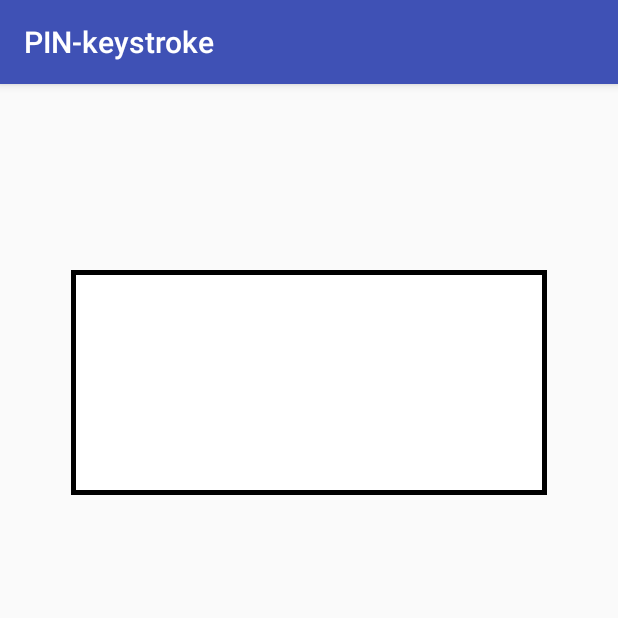
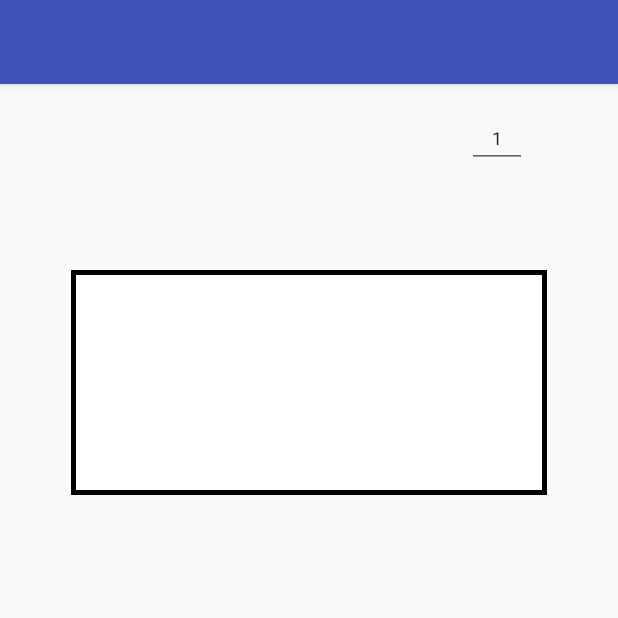
Before and after one commit to hannahmunoz/PIN-keystroke, an Android app: the TrainingPIN screen opened directly, with no data from a screen before it, on a phone screen of 412 x 824 dp, the top half of it. Run offline under Robolectric (Android 15) with nearby library versions, the phone set to English and light mode, and no system bars.

Commit message:
got timings working completely now, moving on to json output

```diff
--- a/PIN-keystroke/app/src/main/java/com/example/hannah/pin_keystroke/TrainingPIN.java
+++ b/PIN-keystroke/app/src/main/java/com/example/hannah/pin_keystroke/TrainingPIN.java
@@ -33,16 +33,22 @@ class TrainingPIN extends AppCompatActivity {
     char current;
     long start;
     long down;
+    boolean isfull = false;
+    boolean check = false;
 
     @Override
     protected void onCreate(Bundle savedInstanceState) {
         super.onCreate(savedInstanceState);
         correct = getIntent().getStringExtra("correct");
+
         //create the layout
         setContentView(R.layout.training);
+        setTitle(correct);
         this.getWindow().setSoftInputMode(WindowManager.LayoutParams.SOFT_INPUT_STATE_ALWAYS_VISIBLE);
         final EditText digit = (EditText) findViewById(R.id.digit);
 
+        final EditText counter = (EditText) findViewById(R.id.count);
+        counter.setText(String.valueOf(count));
 
         //start in first digit
         digit.requestFocus();
@@ -53,20 +59,21 @@ class TrainingPIN extends AppCompatActivity {
             @Override
             public void beforeTextChanged(CharSequence s, int start, int count, int after) {
                 down = System.nanoTime();
-                if (!s.toString().isEmpty()) {
-                    Log.d("KeyDown: " + current, String.valueOf(start - down));
+
+            }
+
+            @Override
+            public void onTextChanged(CharSequence s, int start, int before, int count) {
+                if (!digit.getText().toString().isEmpty()) {
+                    Log.d("KeyDown: " + digit.getText().toString().charAt(digit.getText().length() - 1), String.valueOf(start - down));
                 }
             }
 
             @Override
-            public void onTextChanged(CharSequence s, int start, int before, int count) {
-
-
-            }
-
-            @Override
             public void afterTextChanged(Editable s) {
-
+                if (digit.getText().length() >= 4){
+                    isfull = true;
+                }
             }
         });
 
@@ -82,14 +89,20 @@ class TrainingPIN extends AppCompatActivity {
                     // clear
                     if (digit.getText().toString().equalsIgnoreCase(correct)) {
                         count--;
+                        counter.setText(String.valueOf(count));
+
                         if (count == 0) {
                             Intent intent = new Intent(v.getContext(), Thanks.class);
                             startActivity(intent);
                         }
                         Log.d ("TotalTime: ", String.valueOf(start - System.nanoTime()));
+                    }
+                    else {
+                        digit.getText().clear();
+                        isfull = false;
+                        check = false;
+                    }
 
-                    }
-                    digit.getText().clear();
                 }
                 return false;
             }
@@ -100,7 +113,13 @@ class TrainingPIN extends AppCompatActivity {
 
     @Override
     public boolean onKeyUp(int keyCode, KeyEvent event) {
-        Log.d ("KeyUp: "+ current, String.valueOf(down - System.nanoTime()));
+        if (!check) {
+            Log.d("KeyUp: " + current, String.valueOf(down - System.nanoTime()));
+
+            if (isfull){
+                check = true;
+            }
+        }
 
         return true;
     }
--- a/PIN-keystroke/app/src/main/res/layout/training.xml
+++ b/PIN-keystroke/app/src/main/res/layout/training.xml
@@ -32,4 +32,25 @@
         app:layout_constraintTop_toTopOf="parent" />
 
 
+        <EditText
+            android:id="@+id/count"
+            android:layout_width="40dp"
+            android:layout_height="40dp"
+            android:cursorVisible="false"
+            android:ems="10"
+            android:inputType="text"
+            android:maxLength="2"
+            android:gravity="center"
+            android:textSize="12sp"
+            tools:layout_constraintTop_creator="1"
+            tools:layout_constraintRight_creator="1"
+            android:layout_marginStart="47dp"
+            android:layout_marginEnd="47dp"
+            app:layout_constraintRight_toRightOf="parent"
+            android:layout_marginTop="16dp"
+            tools:layout_constraintLeft_creator="1"
+            app:layout_constraintLeft_toLeftOf="parent"
+            app:layout_constraintTop_toTopOf="parent"
+            app:layout_constraintHorizontal_bias="0.952" />
+
 </android.support.constraint.ConstraintLayout>
```
Also changed, not shown: PIN-keystroke/app/src/main/res/layout/testing.xml (+14 -44 lines), PIN-keystroke/app/src/main/res/layout/training_main.xml (+8 -0 lines).
